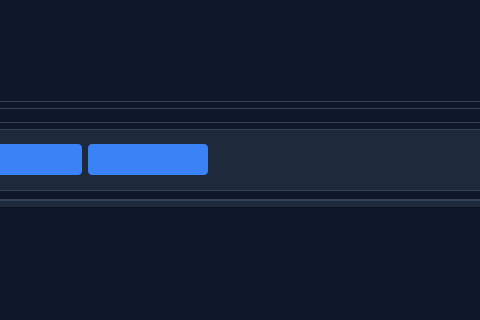
Above: mainwindow.ui from vitalisimys/Check_station before the change; both pictures show x 323 to 803 and y 301 to 621 of the 1338 by 749 pixel window. Below: the same form after it.
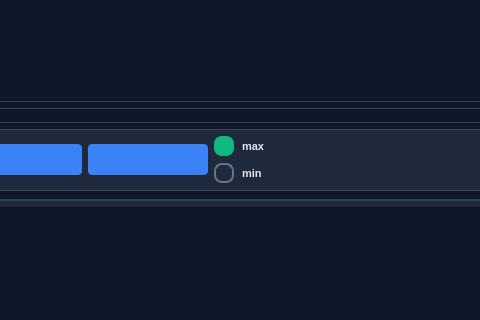
That is the form after the change. The open tabs and pages were chosen to show the change. Icons and pictures are not drawn. Custom widgets are drawn as their Qt base class.

The edit to the form file:
```diff
--- a/mainwindow.ui
+++ b/mainwindow.ui
@@ -794,6 +794,87 @@
              </property>
             </widget>
            </item>
+           <item>
+            <layout class="QVBoxLayout" name="verticalLayout_11">
+             <item>
+              <widget class="QRadioButton" name="radioButtonPowLevelMax">
+               <property name="font">
+                <font>
+                 <pointsize>8</pointsize>
+                 <bold>true</bold>
+                </font>
+               </property>
+               <property name="styleSheet">
+                <string notr="true">QRadioButton {
+    color: #e2e8f0;
+    font-size: 8pt;
+    font-weight: bold;
+    spacing: 8px;
+    background: transparent;
+}
+QRadioButton:hover {
+    color: #10b981;
+}
+QRadioButton::indicator {
+    width: 16px;
+    height: 16px;
+    border-radius: 8px;
+    border: 2px solid #64748b;
+    background: #1e293b;
+}
+QRadioButton::indicator:hover {
+    border-color: #10b981;
+    background: #334155;
+}
+QRadioButton::indicator:checked {
+    border-color: #10b981;
+    background: #10b981;
+}</string>
+               </property>
+               <property name="text">
+                <string>max</string>
+               </property>
+               <property name="checked">
+                <bool>true</bool>
+               </property>
+              </widget>
+             </item>
+             <item>
+              <widget class="QRadioButton" name="radioButtonPowLeveMin">
+               <property name="styleSheet">
+                <string notr="true">QRadioButton {
+    color: #e2e8f0;
+    font-size: 8pt;
+    font-weight: bold;
+    spacing: 8px;
+    background: transparent;
+}
+QRadioButton:hover {
+    color: #10b981;
+}
+QRadioButton::indicator {
+    width: 16px;
+    height: 16px;
+    border-radius: 8px;
+    border: 2px solid #64748b;
+    background: #1e293b;
+}
+QRadioButton::indicator:hover {
+    border-color: #10b981;
+    background: #334155;
+}
+QRadioButton::indicator:checked {
+    border-color: #10b981;
+    background: #10b981;
+}</string>
+               </property>
+               <property name="text">
+                <string>min</string>
+               </property>
+              </widget>
+             </item>
+            </layout>
+           </item>
            <item>
             <widget class="QLabel" name="labelEmission">
              <property name="sizePolicy">
```
Left out of the diff: 2 changed lines with no effect on the pictures.
